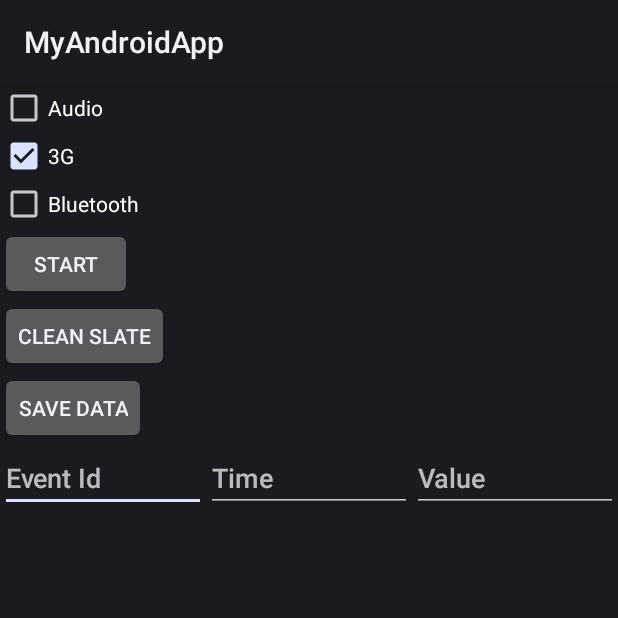
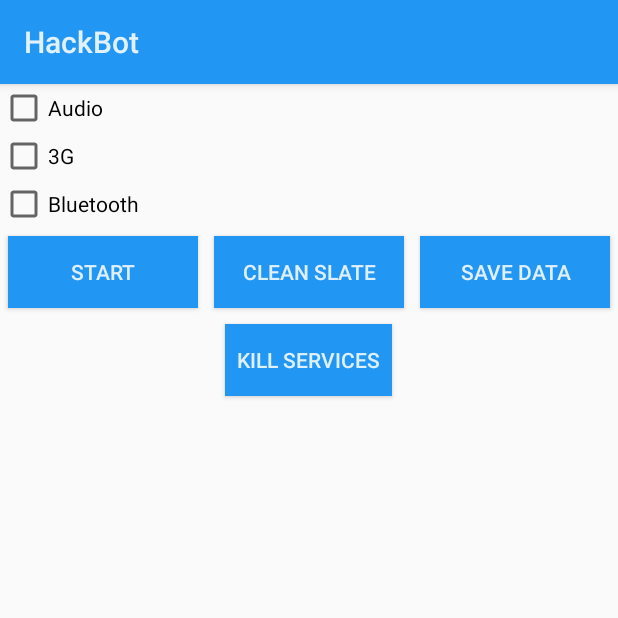
Before and after one commit to chetanmelkani/Hackbot1.0, an Android app: the screen it shows after launch (EventSettingsActivity), on a phone screen of 412 x 824 dp, the top half of it. Run offline under Robolectric (Android 15) with nearby library versions, the phone set to English and light mode, and no system bars; libraries missing offline, so code that uses them is left out: com.facebook.stetho; 2 statements that could not run were skipped.

Commit message:
Made changes in the UI, added a new method KillServices, this is supposed to kill all the active running services and delete all the learned data.

```diff
--- a/app/build.gradle
+++ b/app/build.gradle
@@ -30,7 +30,7 @@ android {
 
     defaultConfig {
         applicationId "com.example.hackbot"
-        minSdkVersion 8
+        minSdkVersion 21
         targetSdkVersion 21
     }
 
--- a/app/src/main/AndroidManifest.xml
+++ b/app/src/main/AndroidManifest.xml
@@ -13,9 +13,9 @@
     <uses-permission android:name="android.permission.BLUETOOTH"/>
     <uses-permission android:name="android.permission.BLUETOOTH_ADMIN"/>
 
-    <uses-sdk
+    <!--<uses-sdk
         android:minSdkVersion="8"
-        android:targetSdkVersion="21" />
+        android:targetSdkVersion="21" />-->
 
     <application
         android:allowBackup="true"
--- a/app/src/main/java/com/hackbot/activity/EventSettingsActivity.java
+++ b/app/src/main/java/com/hackbot/activity/EventSettingsActivity.java
@@ -257,4 +257,8 @@ public class EventSettingsActivity extends Activity {
 
     }
 
+    public void killServices(View view) {
+        Log.d(LOG, "in killServices");
+        //this will remove the entire DB, will stop all the services and unlearn all the learned events.
+    }
 }
--- a/app/src/main/res/layout/activity_event_settings.xml
+++ b/app/src/main/res/layout/activity_event_settings.xml
@@ -9,15 +9,11 @@
         android:layout_height="wrap_content"
         android:text="@string/chk_Audio"/>
 
-
     <CheckBox
         android:id="@+id/chk3G"
         android:layout_width="wrap_content"
         android:layout_height="wrap_content"
-        android:text="@string/chk_3G"
-        android:checked="true" />
-
-
+        android:text="@string/chk_3G"/>
 
     <CheckBox
         android:id="@+id/chkBluetooth"
@@ -25,56 +21,56 @@
         android:layout_height="wrap_content"
         android:text="@string/chk_Bluetooth" />
 
+    <LinearLayout
+        android:layout_width="match_parent"
+        android:layout_height="wrap_content"
+        android:orientation="horizontal">
 
     <Button
         android:id="@+id/btnDisplay"
-        android:layout_width="wrap_content"
+        android:layout_width="0dp"
+        android:layout_weight="1"
         android:layout_height="wrap_content"
-        android:text="@string/btn_ok" />
-
+        android:text="@string/btn_ok"
+        android:background="@color/primary"
+        android:textColor="@color/text_primary"
+        android:layout_margin="5dp"/>
 
     <Button
         android:id="@+id/buttonCleanSlate"
-        android:layout_width="wrap_content"
+        android:layout_width="0dp"
+        android:layout_weight="1"
         android:layout_height="wrap_content"
         android:text="@string/btn_cleanSlate"
-        android:onClick="cleanSlate"/>
+        android:onClick="cleanSlate"
+        android:background="@color/primary"
+        android:textColor="@color/text_primary"
+        android:layout_margin="5dp"/>
 
     <Button
         android:id="@+id/buttonChangeSettings"
+        android:layout_width="0dp"
+        android:layout_weight="1"
+        android:layout_height="wrap_content"
+        android:text="@string/btn_changeSettings"
+        android:onClick="changeSettings"
+        android:background="@color/primary"
+        android:textColor="@color/text_primary"
+        android:layout_margin="5dp"/>
+
+        </LinearLayout>
+
+    <Button
+        android:id="@+id/killServices"
         android:layout_width="wrap_content"
         android:layout_height="wrap_content"
-        android:text="@string/btn_changeSettings"
-        android:onClick="changeSettings"/>
-
-    <LinearLayout
-        android:layout_width="match_parent"
-        android:layout_height="match_parent"
-        android:orientation="horizontal">
-
-        <EditText
-            android:layout_width="0dp"
-            android:layout_weight="1"
-            android:layout_height="wrap_content"
-            android:id="@+id/eventId"
-            android:hint="Event Id"
-            android:inputType="number"/>
-
-        <EditText
-            android:layout_width="0dp"
-            android:layout_weight="1"
-            android:layout_height="wrap_content"
-            android:id="@+id/time"
-            android:hint="Time"
-            android:inputType="number"/>
-
-        <EditText
-            android:layout_width="0dp"
-            android:layout_weight="1"
-            android:layout_height="wrap_content"
-            android:id="@+id/value"
-            android:hint="Value"
-            android:inputType="number"/>
-    </LinearLayout>
+        android:text="@string/btn_killServices"
+        android:onClick="killServices"
+        android:background="@color/primary"
+        android:textColor="@color/text_primary"
+        android:layout_margin="5dp"
+        android:layout_gravity="center"
+        android:paddingLeft="8dp"
+        android:paddingRight="8dp"/>
 
 </LinearLayout>
--- /dev/null
+++ b/app/src/main/res/values/colors.xml
@@ -0,0 +1,10 @@
+<?xml version="1.0" encoding="utf-8"?>
+<resources>
+    <color name="primary">#2196F3</color>
+    <color name="primary_dark">#1976D2</color>
+    <color name="accent">#00E676</color>
+    <color name="text_primary">#D9FFFFFF</color>
+    <color name="text_secondary">#D9000000</color>
+    <color name="photo_tint">#88101010</color>
+
+</resources>
--- a/app/src/main/res/values/strings.xml
+++ b/app/src/main/res/values/strings.xml
@@ -2,13 +2,14 @@
 <resources>
 
      <string name="hello">Hello World, MyAndroidAppActivity!</string>
-    <string name="app_name">MyAndroidApp</string>
+    <string name="app_name">HackBot</string>
     <string name="chk_Audio">Audio</string>
     <string name="chk_3G">3G</string>
     <string name="chk_Bluetooth">Bluetooth</string>
     <string name="btn_ok">Start</string>
     <string name="btn_cleanSlate">Clean Slate</string>
     <string name="btn_changeSettings">Save Data</string>
+    <string name="btn_killServices">Kill Services</string>
 
 
 </resources>
--- /dev/null
+++ b/app/src/main/res/values/styles.xml
@@ -0,0 +1,12 @@
+<?xml version="1.0" encoding="utf-8"?>
+<resources>
+    <style name="AppTheme" parent="android:Theme.Material.Light.DarkActionBar">
+        <!-- Main theme colors -->
+        <!--   your app branding color for the app bar -->
+        <item name="android:colorPrimary">@color/primary</item>
+        <!--   darker variant for the status bar and contextual app bars -->
+        <item name="android:colorPrimaryDark">@color/primary_dark</item>
+        <!--   theme UI controls like checkboxes and text fields -->
+        <item name="android:colorAccent">@color/accent</item>
+    </style>
+</resources>
```
Also changed, not shown: 22 other files.
